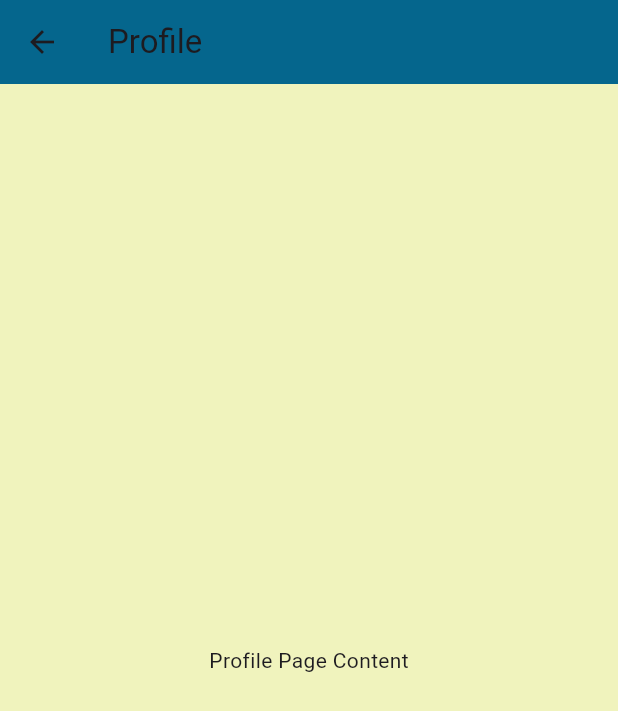
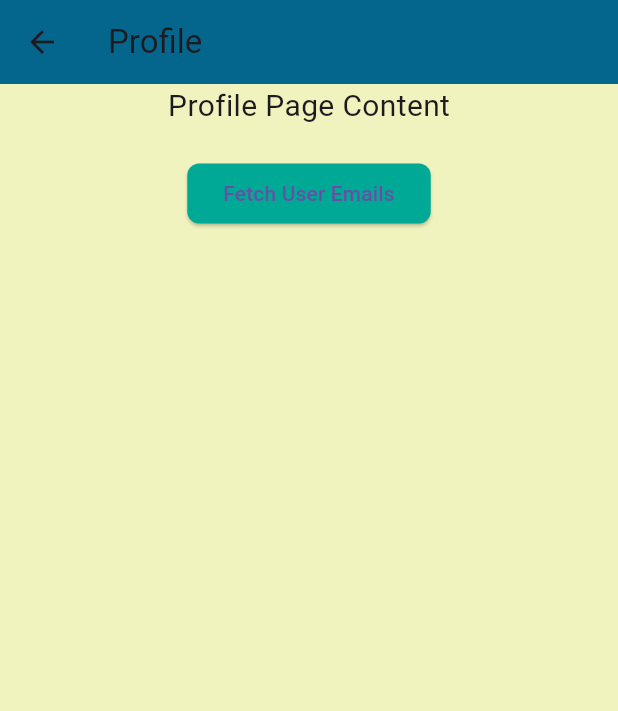
Before and after one commit to dominiclaserna/cmsc23Project, a Flutter app: the ProfilePage screen opened by its route, on a phone screen of 412 x 824 dp. Shown: the top 711 px of the screen. Run offline on Flutter 3.47's test engine with Material 3 defaults, Android fonts, the phone set to English and light mode, and no system bars; our stand-ins replace cloud_firestore, firebase_auth, firebase_core; accounts and stored records are empty.

Commit message:
feat:displayed orgs email

```diff
--- a/cmsc23Group1/lib/providers/auth_provider.dart
+++ b/cmsc23Group1/lib/providers/auth_provider.dart
@@ -35,6 +35,7 @@ class AuthProvider with ChangeNotifier {
     String userType,
     String? orgName,
     String? proofs,
+    bool isOrganization,
   ) async {
     String? authHandle = await authService.signUp(
       email,
@@ -47,6 +48,7 @@ class AuthProvider with ChangeNotifier {
       userType,
       orgName,
       proofs,
+      isOrganization,
     );
     notifyListeners();
     return authHandle;
--- a/cmsc23Group1/lib/screens/donors/profile_page.dart
+++ b/cmsc23Group1/lib/screens/donors/profile_page.dart
@@ -1,6 +1,15 @@
 import 'package:flutter/material.dart';
+import 'package:firebase_auth/firebase_auth.dart';
+import 'package:cloud_firestore/cloud_firestore.dart';
 
-class ProfilePage extends StatelessWidget {
+class ProfilePage extends StatefulWidget {
+  @override
+  _ProfilePageState createState() => _ProfilePageState();
+}
+
+class _ProfilePageState extends State<ProfilePage> {
+  List<String> userEmails = [];
+
   @override
   Widget build(BuildContext context) {
     return Scaffold(
@@ -8,8 +17,57 @@ class ProfilePage extends StatelessWidget {
         title: Text('Profile'),
       ),
       body: Center(
-        child: Text('Profile Page Content'),
+        child: Column(
+          mainAxisAlignment: MainAxisAlignment.center,
+          children: [
+            Text(
+              'Profile Page Content',
+              style: TextStyle(fontSize: 20),
+            ),
+            SizedBox(height: 20),
+            ElevatedButton(
+              onPressed: () {
+                _fetchUserEmails(context);
+              },
+              child: Text('Fetch User Emails'),
+            ),
+            SizedBox(height: 20),
+            Expanded(
+              child: ListView.builder(
+                itemCount: userEmails.length,
+                itemBuilder: (context, index) {
+                  return ListTile(
+                    title: Text(userEmails[index]),
+                  );
+                },
+              ),
+            ),
+          ],
+        ),
       ),
     );
   }
+
+  void _fetchUserEmails(BuildContext context) async {
+    try {
+      QuerySnapshot usersSnapshot =
+          await FirebaseFirestore.instance.collection('users').get();
+
+      List<String> emails = [];
+      usersSnapshot.docs.forEach((doc) {
+        final email = doc['email'];
+        final isOrganization = doc.exists && doc['isOrganization'] == true;
+
+        if (email != null && isOrganization) {
+          emails.add(email);
+        }
+      });
+
+      setState(() {
+        userEmails = emails;
+      });
+    } catch (error) {
+      print('Error fetching users: $error');
+    }
+  }
 }
--- a/cmsc23Group1/lib/screens/signup.dart
+++ b/cmsc23Group1/lib/screens/signup.dart
@@ -209,6 +209,7 @@ class _SignupPageState extends State<SignupPage> {
                       _emailErrorText = null;
                       _passwordErrorText = null;
                     });
+                    bool isOrganization = false;
 
                     List<String> addresses = [addressController.text.trim()];
 
@@ -222,7 +223,9 @@ class _SignupPageState extends State<SignupPage> {
                           addresses,
                           _userType,
                           orgNameController.text,
-                        proofsController.text);
+                          proofsController.text,
+                          false,
+                        );
 
                     if (result != null) {
                       switch (result) {
--- a/cmsc23Group1/lib/screens/user_details.dart
+++ b/cmsc23Group1/lib/screens/user_details.dart
@@ -1,6 +1,6 @@
 import 'package:flutter/material.dart';
 import 'package:provider/provider.dart';
-import 'package:firebase_auth/firebase_auth.dart'; // Add this import
+import 'package:firebase_auth/firebase_auth.dart';
 import '../providers/auth_provider.dart' as MyAppAuthProvider;
 
 class UserDetailsPage extends StatelessWidget {
```
Also changed, not shown: cmsc23Group1/lib/api/firebase_auth_api.dart (+6 -1 lines). Lines whose indentation alone changed are shown as unchanged.
